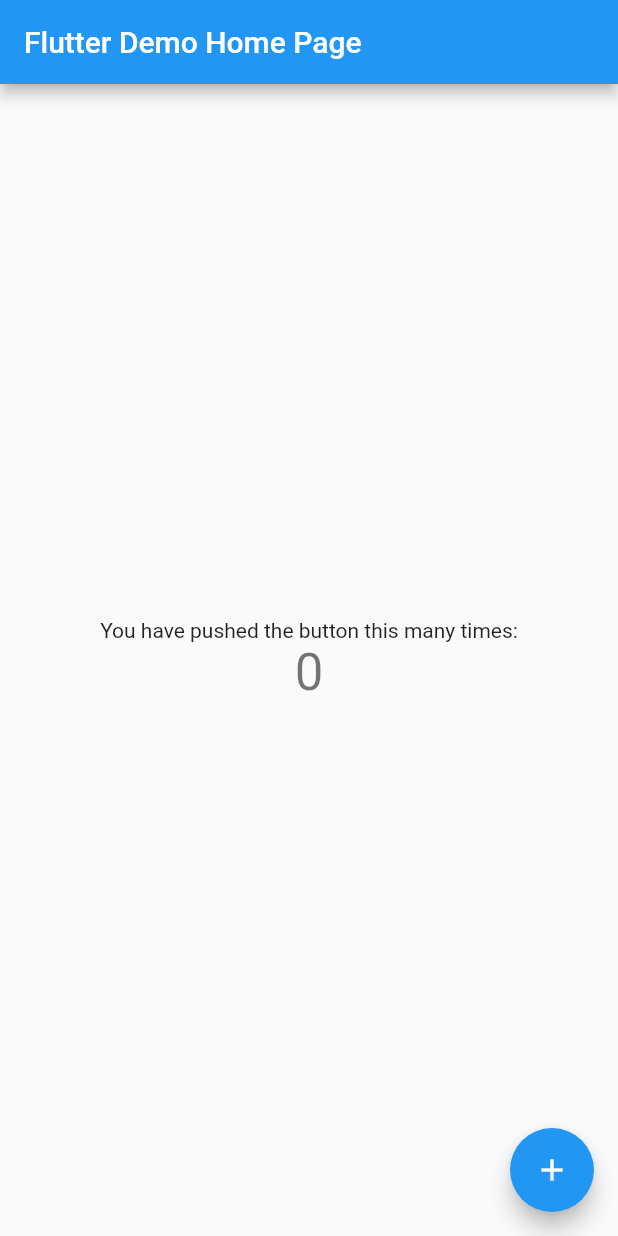
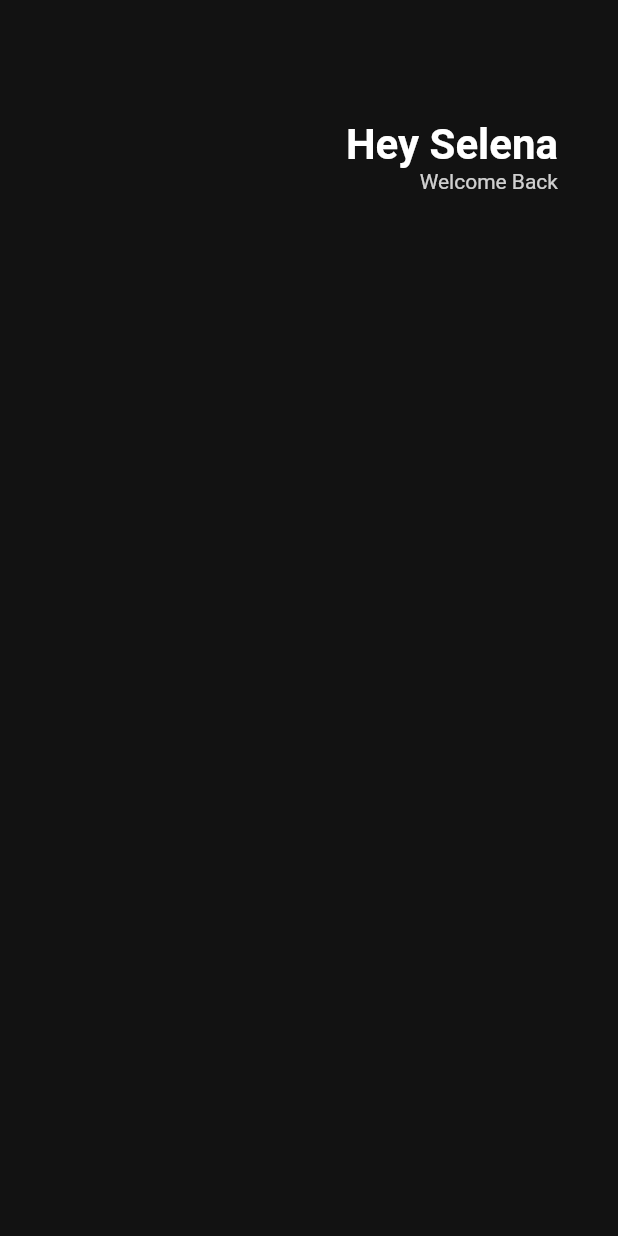
Before and after one commit to roy656/ssoontoon, a Flutter app: the screen it shows after launch, on a phone screen of 412 x 824 dp. Run offline on Flutter 3.47's test engine with Material 2 defaults, Android fonts, the phone set to English and light mode, and no system bars.

Commit message:
Basic Layout built

```diff
--- a/lib/main.dart
+++ b/lib/main.dart
@@ -1,115 +1,49 @@
 import 'package:flutter/material.dart';
 
 void main() {
-  runApp(const MyApp());
+  runApp(App());
 }
 
-class MyApp extends StatelessWidget {
-  const MyApp({super.key});
-
-  // This widget is the root of your application.
+class App extends StatelessWidget {
   @override
   Widget build(BuildContext context) {
     return MaterialApp(
-      title: 'Flutter Demo',
-      theme: ThemeData(
-        // This is the theme of your application.
-        //
-        // Try running your application with "flutter run". You'll see the
-        // application has a blue toolbar. Then, without quitting the app, try
-        // changing the primarySwatch below to Colors.green and then invoke
-        // "hot reload" (press "r" in the console where you ran "flutter run",
-        // or simply save your changes to "hot reload" in a Flutter IDE).
-        // Notice that the counter didn't reset back to zero; the application
-        // is not restarted.
-        primarySwatch: Colors.blue,
-      ),
-      home: const MyHomePage(title: 'Flutter Demo Home Page'),
+      home: Scaffold(
+          backgroundColor: Color.fromARGB(255, 18, 18, 18),
+          body: Padding(
+            padding: EdgeInsets.symmetric(horizontal: 40),
+            child: Column(
+              children: [
+                SizedBox(
+                  height: 80,
+                ),
+                Row(
+                  mainAxisAlignment: MainAxisAlignment.end,
+                  children: [
+                    Column(
+                      crossAxisAlignment: CrossAxisAlignment.end,
+                      children: [
+                        Text(
+                          'Hey Selena',
+                          style: TextStyle(
+                            color: Colors.white,
+                            fontSize: 28,
+                            fontWeight: FontWeight.w600,
+                          ),
+                        ),
+                        Text(
+                          'Welcome Back',
+                          style: TextStyle(
+                            color: Colors.white.withOpacity(0.8),
+                          ),
+                        ),
+                      ],
+                    )
+                  ],
+                )
+              ],
+            ),
+          )),
     );
   }
 }
-
-class MyHomePage extends StatefulWidget {
-  const MyHomePage({super.key, required this.title});
-
-  // This widget is the home page of your application. It is stateful, meaning
-  // that it has a State object (defined below) that contains fields that affect
-  // how it looks.
-
-  // This class is the configuration for the state. It holds the values (in this
-  // case the title) provided by the parent (in this case the App widget) and
-  // used by the build method of the State. Fields in a Widget subclass are
-  // always marked "final".
-
-  final String title;
-
-  @override
-  State<MyHomePage> createState() => _MyHomePageState();
-}
-
-class _MyHomePageState extends State<MyHomePage> {
-  int _counter = 0;
-
-  void _incrementCounter() {
-    setState(() {
-      // This call to setState tells the Flutter framework that something has
-      // changed in this State, which causes it to rerun the build method below
-      // so that the display can reflect the updated values. If we changed
-      // _counter without calling setState(), then the build method would not be
-      // called again, and so nothing would appear to happen.
-      _counter++;
-    });
-  }
-
-  @override
-  Widget build(BuildContext context) {
-    // This method is rerun every time setState is called, for instance as done
-    // by the _incrementCounter method above.
-    //
-    // The Flutter framework has been optimized to make rerunning build methods
-    // fast, so that you can just rebuild anything that needs updating rather
-    // than having to individually change instances of widgets.
-    return Scaffold(
-      appBar: AppBar(
-        // Here we take the value from the MyHomePage object that was created by
-        // the App.build method, and use it to set our appbar title.
-        title: Text(widget.title),
-      ),
-      body: Center(
-        // Center is a layout widget. It takes a single child and positions it
-        // in the middle of the parent.
-        child: Column(
-          // Column is also a layout widget. It takes a list of children and
-          // arranges them vertically. By default, it sizes itself to fit its
-          // children horizontally, and tries to be as tall as its parent.
-          //
-          // Invoke "debug painting" (press "p" in the console, choose the
-          // "Toggle Debug Paint" action from the Flutter Inspector in Android
-          // Studio, or the "Toggle Debug Paint" command in Visual Studio Code)
-          // to see the wireframe for each widget.
-          //
-          // Column has various properties to control how it sizes itself and
-          // how it positions its children. Here we use mainAxisAlignment to
-          // center the children vertically; the main axis here is the vertical
-          // axis because Columns are vertical (the cross axis would be
-          // horizontal).
-          mainAxisAlignment: MainAxisAlignment.center,
-          children: <Widget>[
-            const Text(
-              'You have pushed the button this many times:',
-            ),
-            Text(
-              '$_counter',
-              style: Theme.of(context).textTheme.headline4,
-            ),
-          ],
-        ),
-      ),
-      floatingActionButton: FloatingActionButton(
-        onPressed: _incrementCounter,
-        tooltip: 'Increment',
-        child: const Icon(Icons.add),
-      ), // This trailing comma makes auto-formatting nicer for build methods.
-    );
-  }
-}
```
